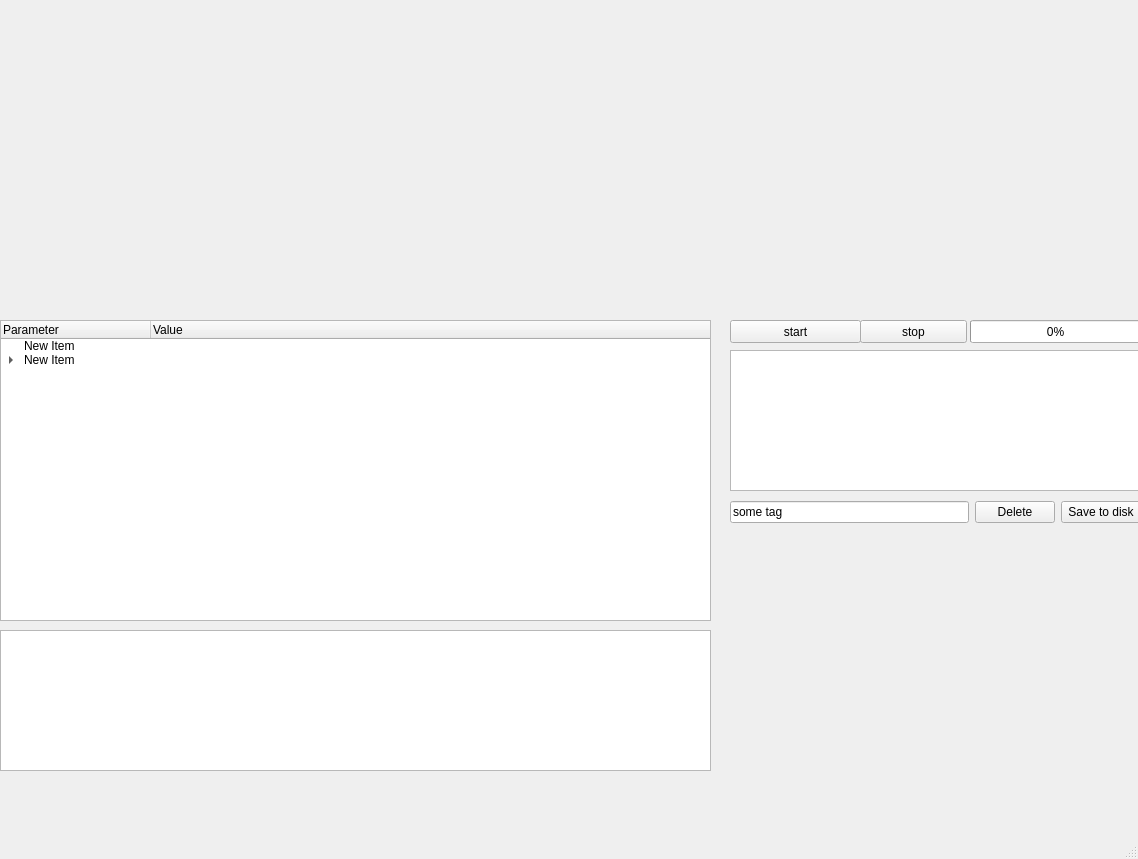
Qt form qt_creator_gui/zi_control.ui (LISE-B26/pylabcontrol) before a commit.
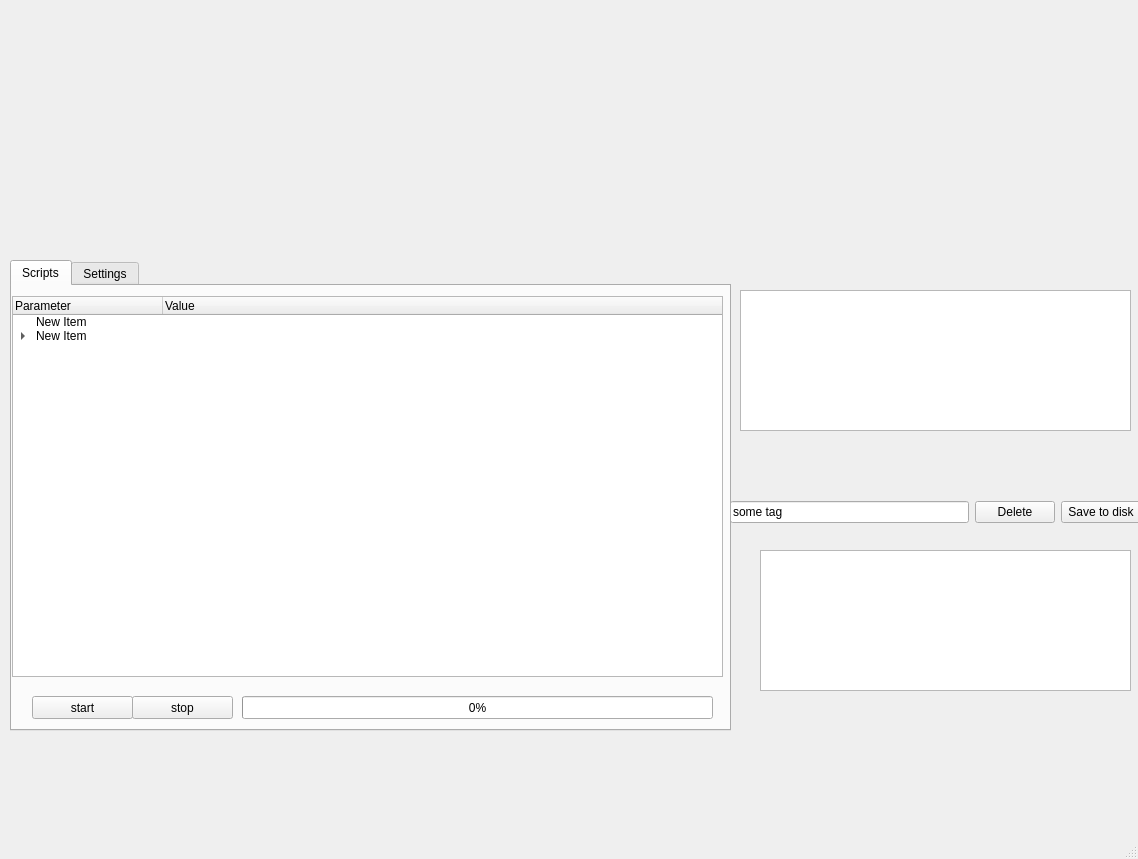
The same form after that commit.

Commit message: JG: -updated gui for ZI control, .ui file

What changed in the file:
```diff
--- a/qt_creator_gui/zi_control.ui
+++ b/qt_creator_gui/zi_control.ui
@@ -17,9 +17,9 @@
    <widget class="QListView" name="listView">
     <property name="geometry">
      <rect>
-      <x>0</x>
-      <y>630</y>
-      <width>711</width>
+      <x>760</x>
+      <y>550</y>
+      <width>371</width>
       <height>141</height>
      </rect>
     </property>
@@ -27,8 +27,8 @@
    <widget class="QWidget" name="plotWidget_live" native="true">
     <property name="geometry">
      <rect>
-      <x>50</x>
-      <y>30</y>
+      <x>20</x>
+      <y>20</y>
       <width>401</width>
       <height>221</height>
      </rect>
@@ -41,111 +41,12 @@
     </property>
     <layout class="QVBoxLayout" name="plot_data_live"/>
    </widget>
-   <widget class="QProgressBar" name="progressBar">
-    <property name="geometry">
-     <rect>
-      <x>970</x>
-      <y>320</y>
-      <width>171</width>
-      <height>23</height>
-     </rect>
-    </property>
-    <property name="value">
-     <number>0</number>
-    </property>
-   </widget>
-   <widget class="QPushButton" name="btn_start">
-    <property name="geometry">
-     <rect>
-      <x>730</x>
-      <y>320</y>
-      <width>131</width>
-      <height>23</height>
-     </rect>
-    </property>
-    <property name="text">
-     <string>start</string>
-    </property>
-   </widget>
-   <widget class="QTreeWidget" name="treeWidget">
-    <property name="enabled">
-     <bool>true</bool>
-    </property>
-    <property name="geometry">
-     <rect>
-      <x>0</x>
-      <y>320</y>
-      <width>711</width>
-      <height>301</height>
-     </rect>
-    </property>
-    <property name="sizePolicy">
-     <sizepolicy hsizetype="Fixed" vsizetype="Expanding">
-      <horstretch>0</horstretch>
-      <verstretch>0</verstretch>
-     </sizepolicy>
-    </property>
-    <property name="editTriggers">
-     <set>QAbstractItemView::AllEditTriggers</set>
-    </property>
-    <property name="headerHidden">
-     <bool>false</bool>
-    </property>
-    <attribute name="headerDefaultSectionSize">
-     <number>150</number>
-    </attribute>
-    <attribute name="headerHighlightSections">
-     <bool>true</bool>
-    </attribute>
-    <column>
-     <property name="text">
-      <string>Parameter</string>
-     </property>
-    </column>
-    <column>
-     <property name="text">
-      <string>Value</string>
-     </property>
-    </column>
-    <item>
-     <property name="text">
-      <string>New Item</string>
-     </property>
-    </item>
-    <item>
-     <property name="text">
-      <string>New Item</string>
-     </property>
-     <item>
-      <property name="text">
-       <string>New Subitem</string>
-      </property>
-      <property name="font">
-       <font>
-        <strikeout>false</strikeout>
-       </font>
-      </property>
-      <property name="background">
-       <brush brushstyle="NoBrush">
-        <color alpha="255">
-         <red>3</red>
-         <green>12</green>
-         <blue>3</blue>
-        </color>
-       </brush>
-      </property>
-      <property name="flags">
-       <set>ItemIsSelectable|ItemIsDragEnabled|ItemIsEnabled</set>
-      </property>
-     </item>
-    </item>
-   </widget>
    <widget class="QListView" name="list_timetraces">
     <property name="geometry">
      <rect>
-      <x>730</x>
-      <y>350</y>
-      <width>411</width>
+      <x>740</x>
+      <y>290</y>
+      <width>391</width>
       <height>141</height>
      </rect>
     </property>
@@ -206,18 +107,216 @@
     </property>
     <layout class="QVBoxLayout" name="plot_data_sweep"/>
    </widget>
-   <widget class="QPushButton" name="btn_stop_record">
+   <widget class="QTabWidget" name="tabWidget">
     <property name="geometry">
      <rect>
-      <x>860</x>
-      <y>320</y>
-      <width>107</width>
-      <height>23</height>
+      <x>10</x>
+      <y>260</y>
+      <width>721</width>
+      <height>471</height>
      </rect>
     </property>
-    <property name="text">
-     <string>stop</string>
+    <property name="tabShape">
+     <enum>QTabWidget::Rounded</enum>
     </property>
+    <property name="currentIndex">
+     <number>0</number>
+    </property>
+    <widget class="QWidget" name="tab_scripts">
+     <attribute name="title">
+      <string>Scripts</string>
+     </attribute>
+     <widget class="QTreeWidget" name="treeWidget">
+      <property name="enabled">
+       <bool>true</bool>
+      </property>
+      <property name="geometry">
+       <rect>
+        <x>0</x>
+        <y>10</y>
+        <width>711</width>
+        <height>381</height>
+       </rect>
+      </property>
+      <property name="sizePolicy">
+       <sizepolicy hsizetype="Fixed" vsizetype="Expanding">
+        <horstretch>0</horstretch>
+        <verstretch>0</verstretch>
+       </sizepolicy>
+      </property>
+      <property name="editTriggers">
+       <set>QAbstractItemView::AllEditTriggers</set>
+      </property>
+      <property name="headerHidden">
+       <bool>false</bool>
+      </property>
+      <attribute name="headerDefaultSectionSize">
+       <number>150</number>
+      </attribute>
+      <attribute name="headerHighlightSections">
+       <bool>true</bool>
+      </attribute>
+      <column>
+       <property name="text">
+        <string>Parameter</string>
+       </property>
+      </column>
+      <column>
+       <property name="text">
+        <string>Value</string>
+       </property>
+      </column>
+      <item>
+       <property name="text">
+        <string>New Item</string>
+       </property>
+      </item>
+      <item>
+       <property name="text">
+        <string>New Item</string>
+       </property>
+       <item>
+        <property name="text">
+         <string>New Subitem</string>
+        </property>
+        <property name="font">
+         <font>
+          <strikeout>false</strikeout>
+         </font>
+        </property>
+        <property name="background">
+         <brush brushstyle="NoBrush">
+          <color alpha="255">
+           <red>3</red>
+           <green>12</green>
+           <blue>3</blue>
+          </color>
+         </brush>
+        </property>
+        <property name="flags">
+         <set>ItemIsSelectable|ItemIsDragEnabled|ItemIsEnabled</set>
+        </property>
+       </item>
+      </item>
+     </widget>
+     <widget class="QProgressBar" name="progressBar">
+      <property name="geometry">
+       <rect>
+        <x>230</x>
+        <y>410</y>
+        <width>471</width>
+        <height>23</height>
+       </rect>
+      </property>
+      <property name="value">
+       <number>0</number>
+      </property>
+     </widget>
+     <widget class="QPushButton" name="btn_stop_record">
+      <property name="geometry">
+       <rect>
+        <x>120</x>
+        <y>410</y>
+        <width>101</width>
+        <height>23</height>
+       </rect>
+      </property>
+      <property name="text">
+       <string>stop</string>
+      </property>
+     </widget>
+     <widget class="QPushButton" name="btn_start">
+      <property name="geometry">
+       <rect>
+        <x>20</x>
+        <y>410</y>
+        <width>101</width>
+        <height>23</height>
+       </rect>
+      </property>
+      <property name="text">
+       <string>start</string>
+      </property>
+     </widget>
+    </widget>
+    <widget class="QWidget" name="tab_settings">
+     <attribute name="title">
+      <string>Settings</string>
+     </attribute>
+     <widget class="QTreeWidget" name="treeWidget_2">
+      <property name="enabled">
+       <bool>true</bool>
+      </property>
+      <property name="geometry">
+       <rect>
+        <x>0</x>
+        <y>10</y>
+        <width>711</width>
+        <height>431</height>
+       </rect>
+      </property>
+      <property name="sizePolicy">
+       <sizepolicy hsizetype="Fixed" vsizetype="Expanding">
+        <horstretch>0</horstretch>
+        <verstretch>0</verstretch>
+       </sizepolicy>
+      </property>
+      <property name="editTriggers">
+       <set>QAbstractItemView::AllEditTriggers</set>
+      </property>
+      <property name="headerHidden">
+       <bool>false</bool>
+      </property>
+      <attribute name="headerDefaultSectionSize">
+       <number>150</number>
+      </attribute>
+      <attribute name="headerHighlightSections">
+       <bool>true</bool>
+      </attribute>
+      <column>
+       <property name="text">
+        <string>Parameter</string>
+       </property>
+      </column>
+      <column>
+       <property name="text">
+        <string>Value</string>
+       </property>
+      </column>
+      <item>
+       <property name="text">
+        <string>New Item</string>
+       </property>
+      </item>
+      <item>
+       <property name="text">
+        <string>New Item</string>
+       </property>
+       <item>
+        <property name="text">
+         <string>New Subitem</string>
+        </property>
+        <property name="font">
+         <font>
+          <strikeout>false</strikeout>
+         </font>
+        </property>
+        <property name="background">
+         <brush brushstyle="NoBrush">
+          <color alpha="255">
+           <red>3</red>
+           <green>12</green>
+           <blue>3</blue>
+          </color>
+         </brush>
+        </property>
+        <property name="flags">
+         <set>ItemIsSelectable|ItemIsDragEnabled|ItemIsEnabled</set>
+        </property>
+       </item>
+      </item>
+     </widget>
+    </widget>
    </widget>
    <zorder>listView</zorder>
    <zorder>plotWidget_live</zorder>
```
Left out of the diff: 5 changed lines with no effect on the pictures.
